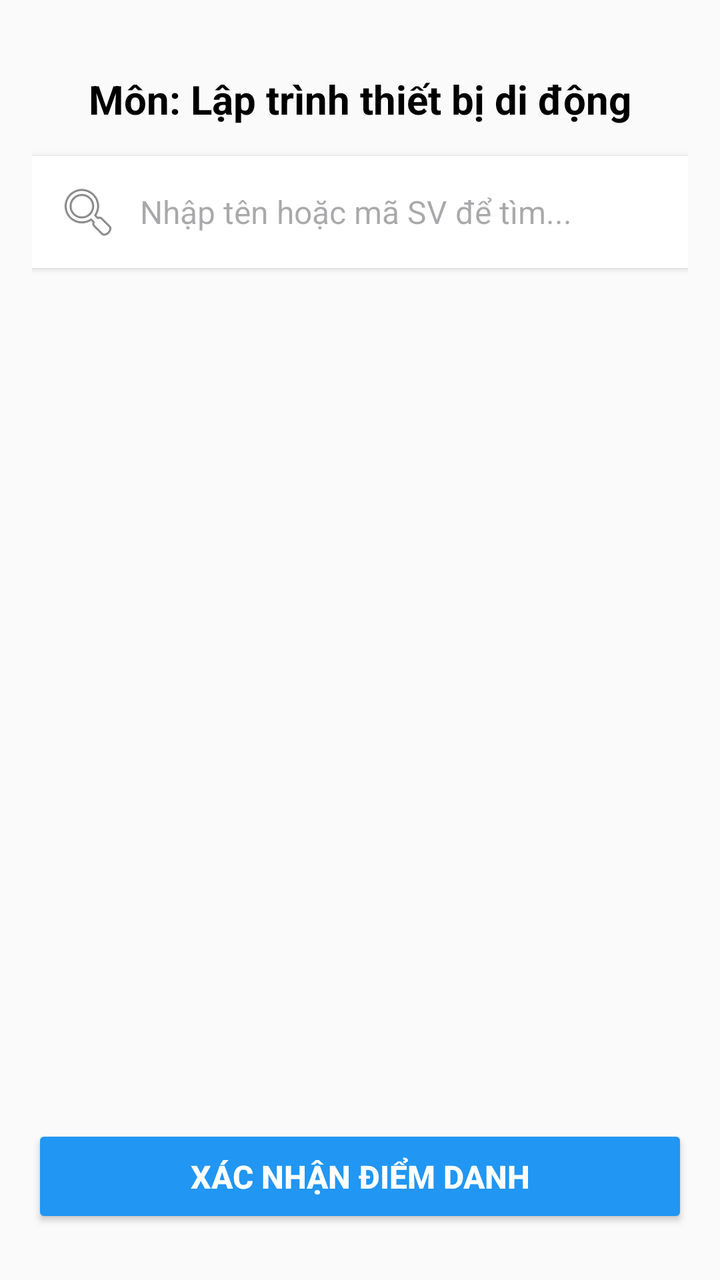
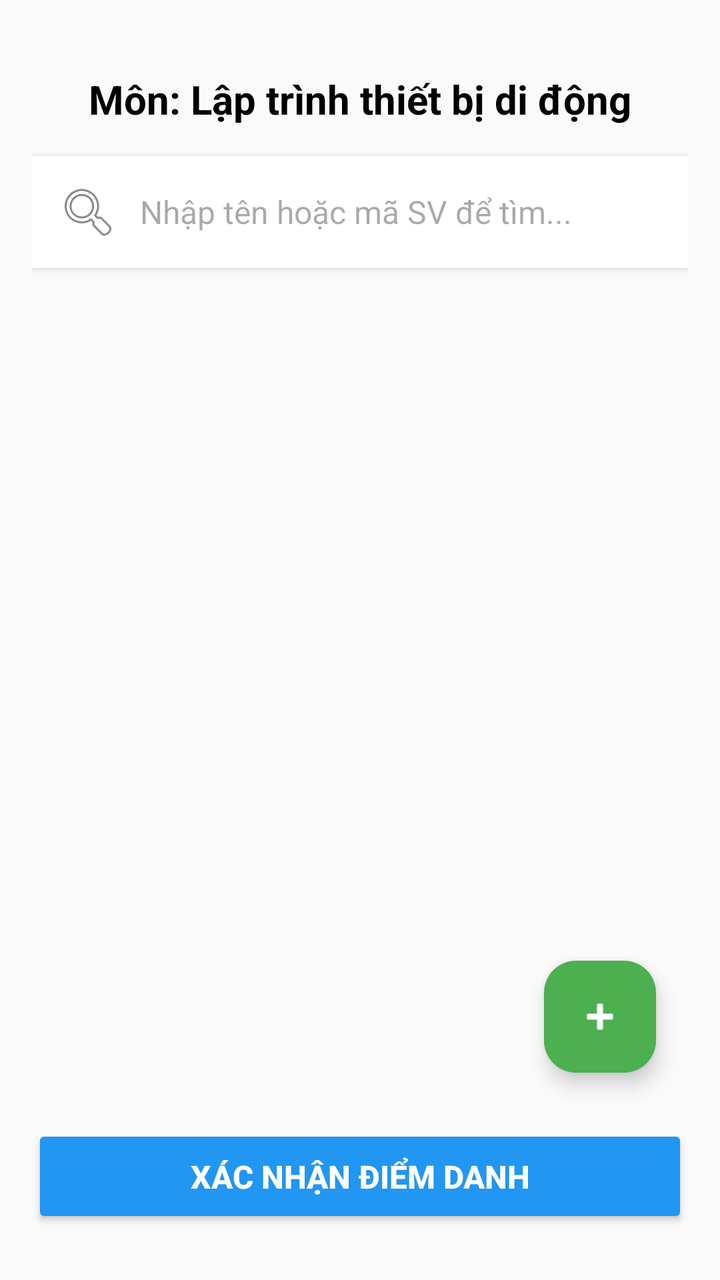

Screens rendered from an Android XML layout before and after an edit, with the pre-edit source and the edit as a unified diff.
<!-- AndroidManifest.xml: application theme Theme.HeThongDiemDanhVaQuanLySinhVien1 -->
<!-- res/layout/fragment_diem_danh.xml -->
<?xml version="1.0" encoding="utf-8"?>
<LinearLayout xmlns:android="http://schemas.android.com/apk/res/android"
    android:layout_width="match_parent"
    android:layout_height="match_parent"
    android:orientation="vertical"
    android:background="#FAFAFA"
    android:padding="16dp">

    <TextView
        android:layout_width="match_parent"
        android:layout_height="wrap_content"
        android:text="Môn: Lập trình thiết bị di động"
        android:textSize="20sp"
        android:textStyle="bold"
        android:textColor="#000000"
        android:gravity="center"
        android:layout_marginTop="20dp"
        android:layout_marginBottom="15dp"/>

    <EditText
        android:id="@+id/edtTimKiem"
        android:layout_width="match_parent"
        android:layout_height="wrap_content"
        android:layout_marginBottom="15dp"
        android:background="#FFFFFF"
        android:drawableLeft="@android:drawable/ic_menu_search"
        android:drawablePadding="10dp"
        android:elevation="2dp"
        android:hint="Nhập tên hoặc mã SV để tìm..."
        android:padding="12dp"
        android:textColor="#000000"
        android:textSize="16sp" />

    <androidx.recyclerview.widget.RecyclerView
        android:id="@+id/rvDanhSachSinhVien"
        android:layout_width="match_parent"
        android:layout_height="0dp"
        android:layout_weight="1" />

    <Button
        android:id="@+id/btnXacNhanDiemDanh"
        android:layout_width="match_parent"
        android:layout_height="wrap_content"
        android:layout_marginTop="10dp"
        android:layout_marginBottom="10dp"
        android:backgroundTint="#2196F3"
        android:padding="15dp"
        android:text="XÁC NHẬN ĐIỂM DANH"
        android:textColor="#FFFFFF"
        android:textSize="16sp"
        android:textStyle="bold" />

</LinearLayout>
<!-- resources referenced by this layout -->
<resources>
  <style name="Theme.HeThongDiemDanhVaQuanLySinhVien1" parent="Base.Theme.HeThongDiemDanhVaQuanLySinhVien1" />
  <style name="Base.Theme.HeThongDiemDanhVaQuanLySinhVien1" parent="Theme.Material3.DayNight.NoActionBar">
          
          
      </style>
</resources>

<!-- the commit's change to res/layout/fragment_diem_danh.xml (unified diff, before → after) -->
@@ -1,5 +1,6 @@
 <?xml version="1.0" encoding="utf-8"?>
 <LinearLayout xmlns:android="http://schemas.android.com/apk/res/android"
+    xmlns:app="http://schemas.android.com/apk/res-auto"
     android:layout_width="match_parent"
     android:layout_height="match_parent"
     android:orientation="vertical"
@@ -31,11 +32,27 @@
         android:textColor="#000000"
         android:textSize="16sp" />
 
-    <androidx.recyclerview.widget.RecyclerView
-        android:id="@+id/rvDanhSachSinhVien"
+    <RelativeLayout
         android:layout_width="match_parent"
         android:layout_height="0dp"
-        android:layout_weight="1" />
+        android:layout_weight="1">
+
+        <androidx.recyclerview.widget.RecyclerView
+            android:id="@+id/rvDanhSachSinhVien"
+            android:layout_width="match_parent"
+            android:layout_height="match_parent" />
+
+        <com.google.android.material.floatingactionbutton.FloatingActionButton
+            android:id="@+id/fabThemSV"
+            android:layout_width="wrap_content"
+            android:layout_height="wrap_content"
+            android:layout_alignParentBottom="true"
+            android:layout_alignParentEnd="true"
+            android:layout_margin="16dp"
+            android:src="@android:drawable/ic_input_add"
+            android:backgroundTint="#4CAF50"
+            app:tint="#FFFFFF" />
+    </RelativeLayout>
 
     <Button
         android:id="@+id/btnXacNhanDiemDanh"
